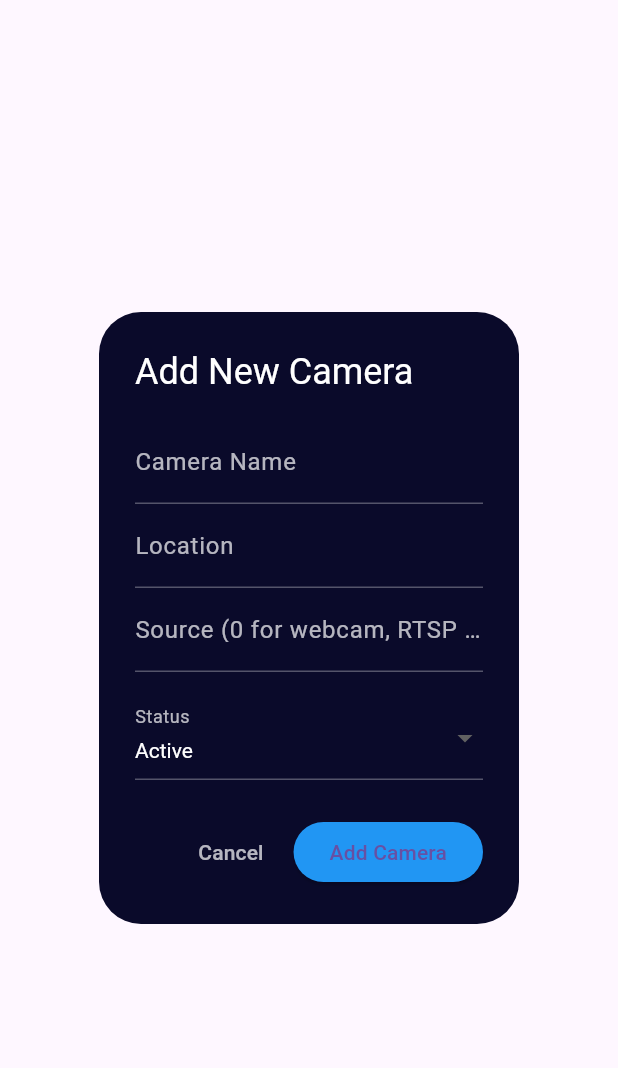
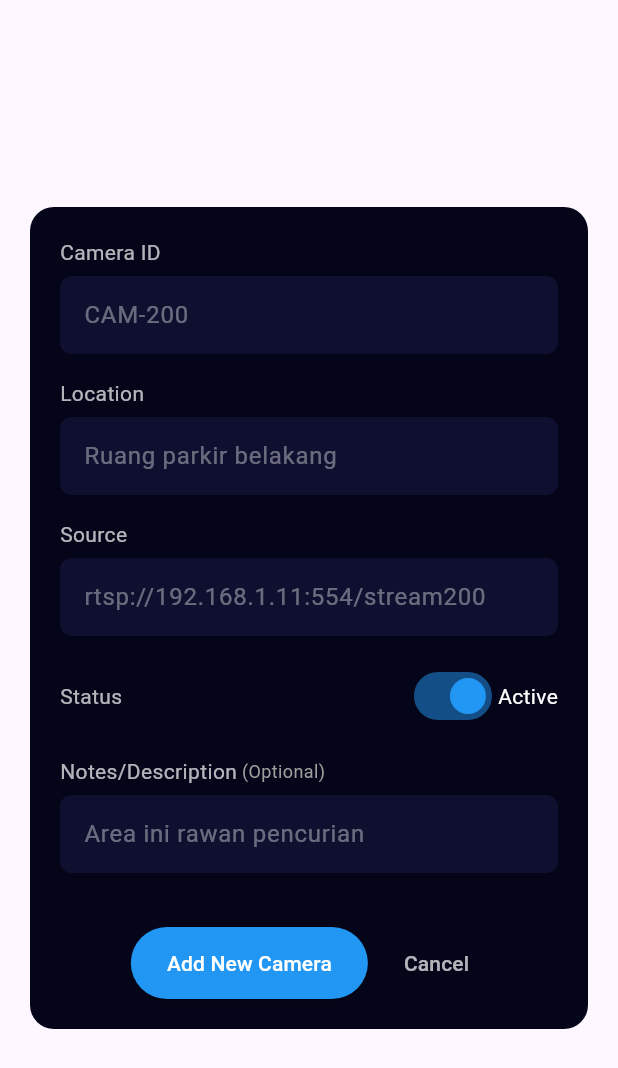
Before and after one commit to aureliazahra/bismillahsukses, a Flutter app: the AddCameraDialog widget shown alone on an empty page, opened directly with empty values, on a phone screen of 412 x 824 dp. Shown: the top 1068 px of the screen. Run offline on Flutter 3.47's test engine with Material 3 defaults, Android fonts, the phone set to English and light mode, and no system bars; our stand-ins replace google_fonts; network calls fail.

Commit message:
add camera pop up

```diff
--- a/lib/content/cctvmanagement.dart
+++ b/lib/content/cctvmanagement.dart
@@ -563,115 +563,116 @@ class AddCameraDialog extends StatefulWidget {
 
 class _AddCameraDialogState extends State<AddCameraDialog> {
   final _formKey = GlobalKey<FormState>();
-  final _nameController = TextEditingController();
+  final _idController = TextEditingController();
   final _locationController = TextEditingController();
   final _sourceController = TextEditingController();
-  String _selectedStatus = "Active";
+  final _notesController = TextEditingController();
 
-  @override
-  Widget build(BuildContext context) {
-    return AlertDialog(
-      backgroundColor: const Color(0xFF0A0A2A),
-      title: const Text(
-        "Add New Camera",
-        style: TextStyle(color: Colors.white),
+  bool isActive = true; // toggle status
+
+  Widget _inputField(String label, TextEditingController controller,
+      {String? hint, bool optional = false}) {
+    return Column(
+      crossAxisAlignment: CrossAxisAlignment.start,
+      children: [
+        Row(
+          children: [
+            Text(label,
+                style: const TextStyle(color: Colors.white70, fontSize: 14)),
+            if (optional)
+              const Text(" (Optional)",
+                  style: TextStyle(color: Colors.grey, fontSize: 12)),
+          ],
         ),
-      content: Form(
-        key: _formKey,
-        child: Column(
-          mainAxisSize: MainAxisSize.min,
-          children: [
+        const SizedBox(height: 6),
         TextFormField(
-              controller: _nameController,
-              decoration: const InputDecoration(
-                labelText: "Camera Name",
-                labelStyle: TextStyle(color: Colors.white70),
-                enabledBorder: UnderlineInputBorder(
-                  borderSide: BorderSide(color: Colors.white30),
+          controller: controller,
+          style: const TextStyle(color: Colors.white),
+          decoration: InputDecoration(
+            hintText: hint,
+            hintStyle: const TextStyle(color: Colors.white38),
+            filled: true,
+            fillColor: const Color(0xFF0F0F2F),
+            border: OutlineInputBorder(
+              borderRadius: BorderRadius.circular(8),
+              borderSide: BorderSide.none,
             ),
+            contentPadding:
+                const EdgeInsets.symmetric(horizontal: 12, vertical: 14),
           ),
-              style: const TextStyle(color: Colors.white),
           validator: (value) {
-                if (value == null || value.isEmpty) {
-                  return 'Please enter camera name';
-                }
-                return null;
-              },
-            ),
-            TextFormField(
-              controller: _locationController,
-              decoration: const InputDecoration(
-                labelText: "Location",
-                labelStyle: TextStyle(color: Colors.white70),
-                enabledBorder: UnderlineInputBorder(
-                  borderSide: BorderSide(color: Colors.white30),
-                ),
-              ),
-              style: const TextStyle(color: Colors.white),
-              validator: (value) {
-                if (value == null || value.isEmpty) {
-                  return 'Please enter location';
-                }
-                return null;
-              },
-            ),
-            TextFormField(
-              controller: _sourceController,
-              decoration: const InputDecoration(
-                labelText: "Source (0 for webcam, RTSP URL for IP camera)",
-                labelStyle: TextStyle(color: Colors.white70),
-                enabledBorder: UnderlineInputBorder(
-                  borderSide: BorderSide(color: Colors.white30),
-                ),
-              ),
-              style: const TextStyle(color: Colors.white),
-              validator: (value) {
-                if (value == null || value.isEmpty) {
-                  return 'Please enter source';
+            if (!optional && (value == null || value.isEmpty)) {
+              return 'Please enter $label';
             }
             return null;
           },
         ),
         const SizedBox(height: 16),
-            DropdownButtonFormField<String>(
-              value: _selectedStatus,
-              decoration: const InputDecoration(
-                labelText: "Status",
-                labelStyle: TextStyle(color: Colors.white70),
-                enabledBorder: UnderlineInputBorder(
-                  borderSide: BorderSide(color: Colors.white30),
+      ],
+    );
+  }
+
+  @override
+  Widget build(BuildContext context) {
+    return Dialog(
+      backgroundColor: const Color(0xFF05051A),
+      insetPadding: const EdgeInsets.all(20),
+      shape: RoundedRectangleBorder(borderRadius: BorderRadius.circular(16)),
+      child: SingleChildScrollView(
+        padding: const EdgeInsets.all(20),
+        child: Form(
+          key: _formKey,
+          child: Column(
+            crossAxisAlignment: CrossAxisAlignment.start,
+            children: [
+              // === FORM INPUTS ===
+              _inputField("Camera ID", _idController, hint: "CAM-200"),
+              _inputField("Location", _locationController,
+                  hint: "Ruang parkir belakang"),
+              _inputField("Source", _sourceController,
+                  hint: "rtsp://192.168.1.11:554/stream200"),
+
+              // === STATUS TOGGLE ===
+              Row(
+                mainAxisAlignment: MainAxisAlignment.spaceBetween,
+                children: [
+                  const Text("Status",
+                      style: TextStyle(color: Colors.white70, fontSize: 14)),
+                  Row(
+                    children: [
+                      Switch(
+                        value: isActive,
+                        onChanged: (val) => setState(() => isActive = val),
+                        activeColor: Colors.blue,
                       ),
-              ),
-              dropdownColor: const Color(0xFF0A0A2A),
+                      Text(
+                        isActive ? "Active" : "Offline",
                         style: const TextStyle(color: Colors.white),
-              items: ["Active", "Offline"].map((String value) {
-                return DropdownMenuItem<String>(
-                  value: value,
-                  child: Text(value),
-                );
-              }).toList(),
-              onChanged: (String? newValue) {
-                setState(() {
-                  _selectedStatus = newValue!;
-                });
-              },
                       ),
                     ],
+                  )
+                ],
               ),
-      ),
-      actions: [
-        TextButton(
-          onPressed: () => Navigator.of(context).pop(),
-          child: const Text("Cancel", style: TextStyle(color: Colors.white70)),
-        ),
+              const SizedBox(height: 16),
+
+              // === NOTES (Optional) ===
+              _inputField("Notes/Description", _notesController,
+                  optional: true, hint: "Area ini rawan pencurian"),
+
+              const SizedBox(height: 20),
+
+              // === BUTTONS ===
+              Row(
+                mainAxisAlignment: MainAxisAlignment.center,
+                children: [
                   ElevatedButton(
                     onPressed: () {
                       if (_formKey.currentState!.validate()) {
                         final camera = CameraData(
-                id: "CAM-${DateTime.now().millisecondsSinceEpoch}",
-                name: _nameController.text,
+                          id: _idController.text,
+                          name: _idController.text,
                           location: _locationController.text,
-                status: _selectedStatus,
+                          status: isActive ? "Active" : "Offline",
                           lastUpdated: DateTime.now(),
                           source: _sourceController.text,
                           width: 640,
@@ -683,13 +684,30 @@ class _AddCameraDialogState extends State<AddCameraDialog> {
                     },
                     style: ElevatedButton.styleFrom(
                       backgroundColor: Colors.blue,
+                      padding: const EdgeInsets.symmetric(
+                          horizontal: 24, vertical: 14),
+                      shape: RoundedRectangleBorder(
+                          borderRadius: BorderRadius.circular(30)),
                     ),
-          child: const Text("Add Camera"),
+                    child: const Text("Add New Camera",
+                        style: TextStyle(color: Colors.white)),
+                  ),
+                  const SizedBox(width: 12),
+                  TextButton(
+                    onPressed: () => Navigator.pop(context),
+                    child: const Text("Cancel",
+                        style: TextStyle(color: Colors.white70)),
                   ),
                 ],
+              )
+            ],
+          ),
+        ),
+      ),
     );
   }
 }
+
 
 // === CAMERA SETTINGS DIALOG ===
 class CameraSettingsDialog extends StatelessWidget {
```
Lines whose indentation alone changed are shown as unchanged.
